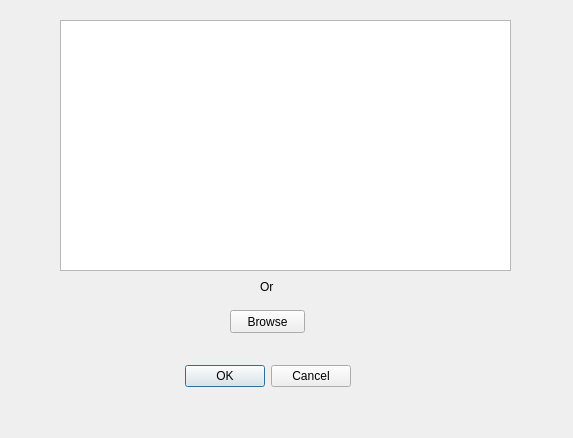
The window that src/main/resources/auth_dialog.ui (apastel/ytmusic-deleter) describes before a commit, drawn with Qt 5.
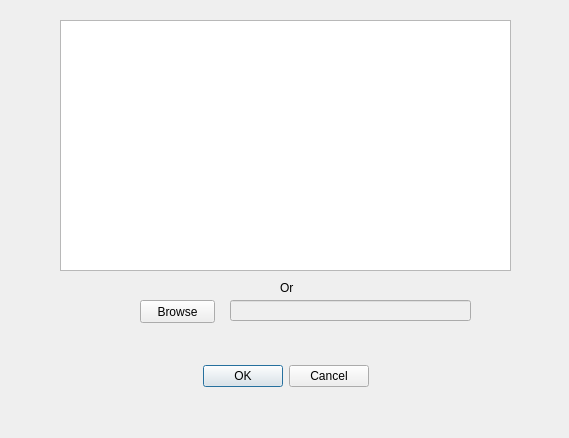
The same window after the commit.

Commit message: disable ok button if no text entered yet. file chooser.

```diff
--- a/src/main/resources/auth_dialog.ui
+++ b/src/main/resources/auth_dialog.ui
@@ -6,7 +6,7 @@
    <rect>
     <x>0</x>
     <y>0</y>
-    <width>573</width>
+    <width>569</width>
     <height>438</height>
    </rect>
   </property>
@@ -14,11 +14,14 @@
    <string>Authentication</string>
   </property>
   <widget class="QDialogButtonBox" name="buttonBox">
+   <property name="enabled">
+    <bool>true</bool>
+   </property>
    <property name="geometry">
     <rect>
-     <x>10</x>
+     <x>200</x>
      <y>360</y>
-     <width>341</width>
+     <width>171</width>
      <height>32</height>
     </rect>
    </property>
@@ -28,6 +31,9 @@
    <property name="standardButtons">
     <set>QDialogButtonBox::Cancel|QDialogButtonBox::Ok</set>
    </property>
+   <property name="centerButtons">
+    <bool>true</bool>
+   </property>
   </widget>
   <widget class="QPlainTextEdit" name="headersInputBox">
    <property name="geometry">
@@ -42,10 +48,10 @@
   <widget class="QLabel" name="orLabel">
    <property name="geometry">
     <rect>
-     <x>260</x>
+     <x>280</x>
      <y>280</y>
-     <width>47</width>
-     <height>13</height>
+     <width>21</width>
+     <height>16</height>
     </rect>
    </property>
    <property name="text">
@@ -55,8 +61,8 @@
   <widget class="QPushButton" name="browseButton">
    <property name="geometry">
     <rect>
-     <x>230</x>
-     <y>310</y>
+     <x>140</x>
+     <y>300</y>
      <width>75</width>
      <height>23</height>
     </rect>
@@ -65,6 +71,19 @@
     <string>Browse</string>
    </property>
   </widget>
+  <widget class="QLineEdit" name="fileNameField">
+   <property name="enabled">
+    <bool>false</bool>
+   </property>
+   <property name="geometry">
+    <rect>
+     <x>230</x>
+     <y>300</y>
+     <width>241</width>
+     <height>21</height>
+    </rect>
+   </property>
+  </widget>
  </widget>
  <resources/>
  <connections>
```
The commit also changes 3 other files.
